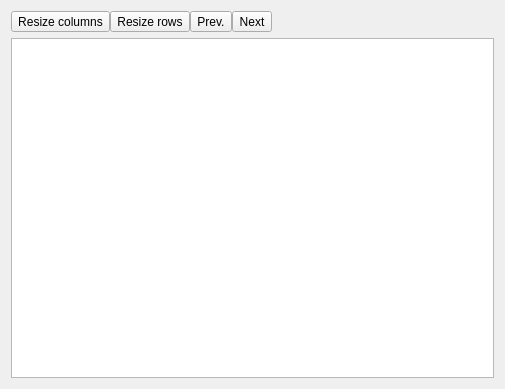
Before: the Qt Designer form src/scipyen/gui/widgets/tableeditorwidget.ui in ctigaret/scipyen, drawn with Qt 5.
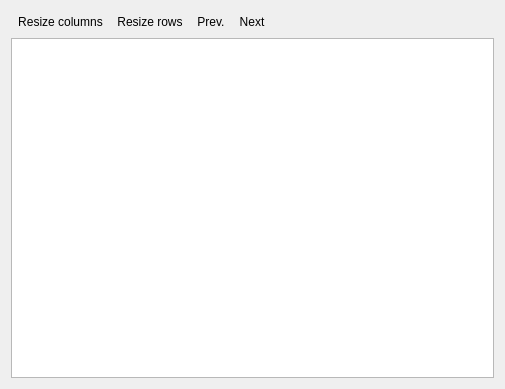
After: the same form once the commit is applied. Icons and pictures are not drawn.

What changed in the file:
```diff
--- a/src/scipyen/gui/widgets/tableeditorwidget.ui
+++ b/src/scipyen/gui/widgets/tableeditorwidget.ui
@@ -36,6 +36,9 @@
        <property name="icon">
         <iconset theme="resizecol"/>
        </property>
+       <property name="autoRaise">
+        <bool>true</bool>
+       </property>
       </widget>
      </item>
      <item>
@@ -55,6 +58,9 @@
        <property name="icon">
         <iconset theme="resizerow"/>
        </property>
+       <property name="autoRaise">
+        <bool>true</bool>
+       </property>
       </widget>
      </item>
      <item>
@@ -68,6 +74,9 @@
        <property name="icon">
         <iconset theme="go-previous"/>
        </property>
+       <property name="autoRaise">
+        <bool>true</bool>
+       </property>
       </widget>
      </item>
      <item>
@@ -81,6 +90,9 @@
        <property name="icon">
         <iconset theme="go-next"/>
        </property>
+       <property name="autoRaise">
+        <bool>true</bool>
+       </property>
       </widget>
      </item>
      <item>
```
